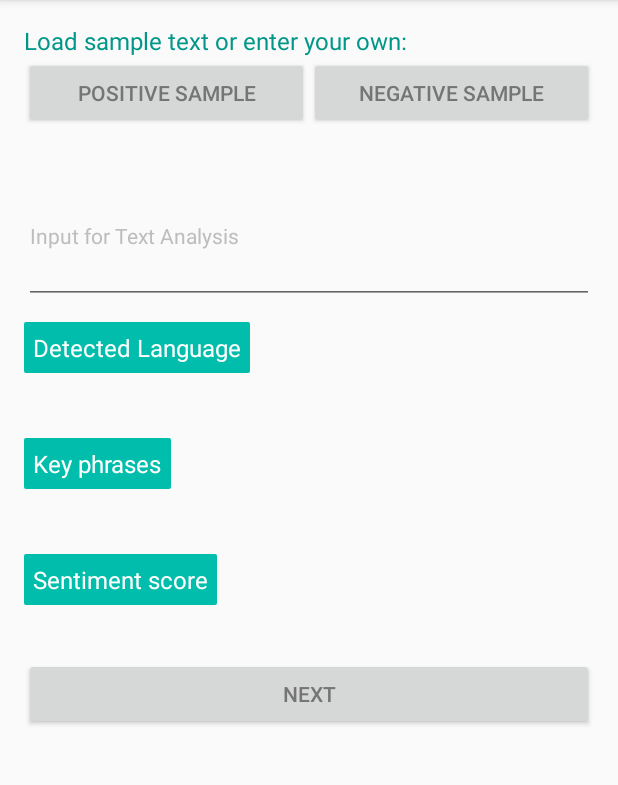
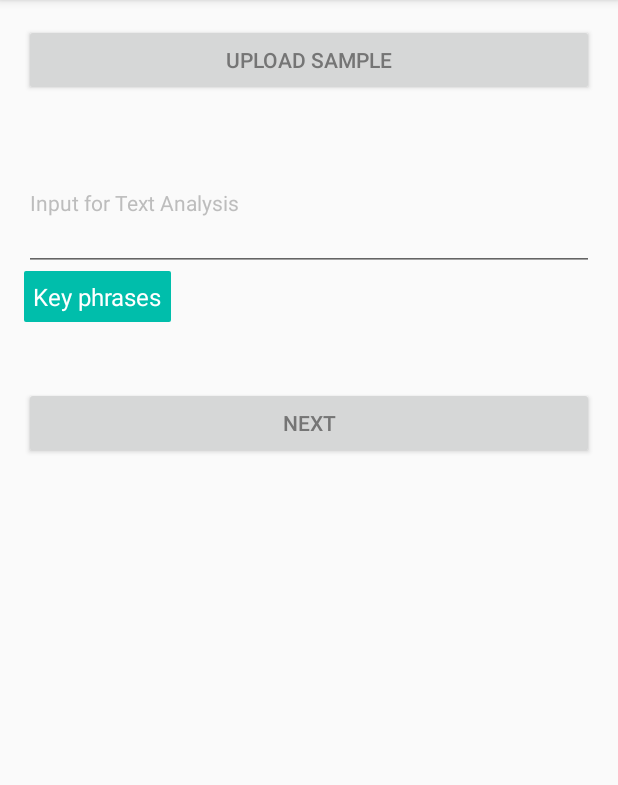
Before and after one commit to yara11/LectureMiner, an Android app: the screen it shows after launch (TextAnalyzer), on a phone screen of 412 x 824 dp, the part 84-869 px from its top. Run offline under Robolectric (Android 15) with nearby library versions, the phone set to English and light mode, and no system bars; libraries missing offline, so code that uses them is left out: retrofit2.adapter.rxjava; 2 statements that could not run were skipped.

Commit message:
clean interface

```diff
--- a/LectureMiner/Sample/src/main/java/com/microsoft/cognitive/textanalytics/sample/TextAnalyzer.java
+++ b/LectureMiner/Sample/src/main/java/com/microsoft/cognitive/textanalytics/sample/TextAnalyzer.java
@@ -120,14 +120,14 @@ public class TextAnalyzer extends AppCompatActivity implements View.OnClickListe
         setContentView(R.layout.activity_text_analyzer);
 
         Button buttonPositiveSample = (Button) findViewById(R.id.btn_positive_sample);
-        Button buttonNegativeSample = (Button) findViewById(R.id.btn_negative_sample);
+        //Button buttonNegativeSample = (Button) findViewById(R.id.btn_negative_sample);
 
         mTextInput = (TextInputEditText) findViewById(R.id.text_input);
         mClearButton = (ImageButton) findViewById(R.id.clear_all);
 
         mKeyPhrases = (TextView) findViewById(R.id.key_phrases);
-        mDetectedLanguage = (TextView) findViewById(R.id.detected_language);
-        mSentimentScore = (TextView) findViewById(R.id.sentiment_score);
+        //mDetectedLanguage = (TextView) findViewById(R.id.detected_language);
+        //mSentimentScore = (TextView) findViewById(R.id.sentiment_score);
 
         mTextInput.addTextChangedListener(new TextWatcher() {
             @Override
@@ -174,11 +174,11 @@ public class TextAnalyzer extends AppCompatActivity implements View.OnClickListe
 
         // Set OnClick listeners
         buttonPositiveSample.setOnClickListener(this);
-        buttonNegativeSample.setOnClickListener(this);
+        //buttonNegativeSample.setOnClickListener(this);
         mClearButton.setOnClickListener(this);
-        ((TextView) findViewById(R.id.detect_language)).setOnClickListener(this);
+        //((TextView) findViewById(R.id.detect_language)).setOnClickListener(this);
         ((TextView) findViewById(R.id.get_key_phrases)).setOnClickListener(this);
-        ((TextView) findViewById(R.id.get_sentiment_score)).setOnClickListener(this);
+        //((TextView) findViewById(R.id.get_sentiment_score)).setOnClickListener(this);
 
         //((Button) findViewById(R.id.goto_detected_topics)).setOnClickListener(this);
         bNext = (Button) findViewById(R.id.next);
--- a/LectureMiner/Sample/src/main/res/layout/activity_text_analyzer.xml
+++ b/LectureMiner/Sample/src/main/res/layout/activity_text_analyzer.xml
@@ -23,12 +23,12 @@
             android:paddingRight="@dimen/activity_horizontal_margin"
             android:paddingTop="@dimen/activity_vertical_margin">
 
-            <TextView
+            <!--<TextView
                 android:layout_width="match_parent"
                 android:layout_height="wrap_content"
                 android:text="@string/load_sample_text"
                 android:textColor="@color/colorPrimary"
-                android:textSize="16sp" />
+                android:textSize="16sp" />-->
 
             <LinearLayout
                 android:layout_width="match_parent"
@@ -36,6 +36,14 @@
                 android:orientation="horizontal">
 
                 <Button
+                    android:id="@+id/btn_positive_sample"
+                    android:layout_width="0dp"
+                    android:layout_height="wrap_content"
+                    android:layout_gravity="center_horizontal"
+                    android:layout_marginTop="@dimen/space_medium"
+                    android:layout_weight="1"
+                    android:text="UPLOAD SAMPLE" />
+                <!--<Button
                     android:id="@+id/btn_positive_sample"
                     android:layout_width="0dp"
                     android:layout_height="wrap_content"
@@ -51,7 +59,7 @@
                     android:layout_gravity="center_horizontal"
                     android:layout_marginTop="@dimen/space_medium"
                     android:layout_weight="1"
-                    android:text="@string/button_negative_sample" />
+                    android:text="@string/button_negative_sample" />-->
             </LinearLayout>
 
 
@@ -86,7 +94,7 @@
             </FrameLayout>
 
             <!-- Detected language -->
-            <TextView
+            <!--<TextView
                 android:id="@+id/detect_language"
                 style="@style/LabelText"
                 android:layout_width="wrap_content"
@@ -94,13 +102,13 @@
                 android:layout_marginBottom="8dp"
                 android:layout_marginTop="@dimen/space_medium"
                 android:text="@string/label_detected_language" />
-
             <TextView
                 android:id="@+id/detected_language"
                 android:layout_width="match_parent"
                 android:layout_height="wrap_content"
                 android:layout_marginBottom="@dimen/space_large"
                 tools:text="language is - " />
+            -->
 
             <!-- Key phrases -->
             <TextView
@@ -119,7 +127,7 @@
                 tools:text="Key phrases are - " />
 
             <!-- Sentiments -->
-            <TextView
+            <!--<TextView
                 android:id="@+id/get_sentiment_score"
                 style="@style/LabelText"
                 android:layout_width="wrap_content"
@@ -133,7 +141,7 @@
                 android:layout_height="wrap_content"
                 android:layout_marginBottom="8dp"
                 tools:text="Sentiment score is - " />
-
+            -->
             <!-- Sentiments -->
             <Button
                 android:id="@+id/next"
```
Also changed, not shown: LectureMiner/app/src/main/java/com/example/android/lectureminer/MainActivity.java (+6 -2 lines), LectureMiner/app/src/main/res/layout/activity_main.xml (+12 -10 lines).
